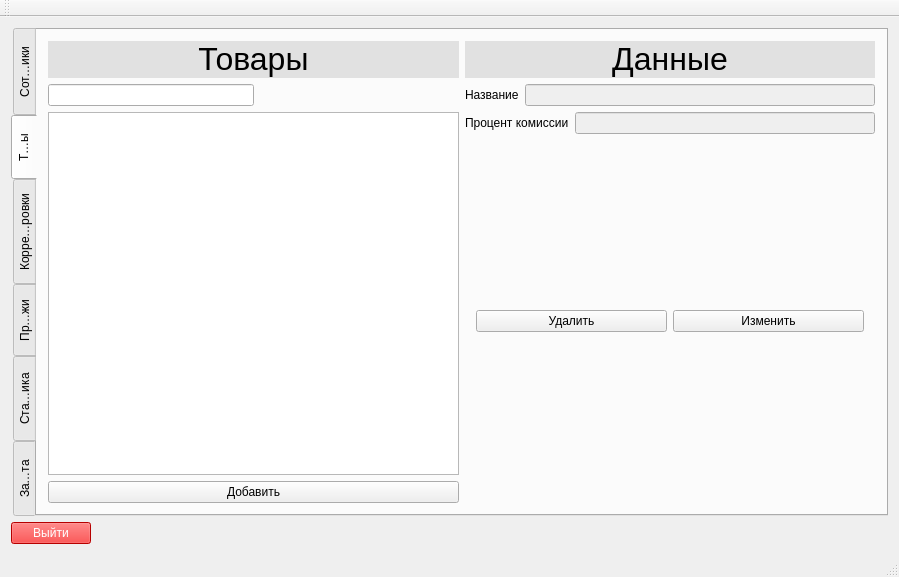
First picture: the form in iSalary/iSalary/mainwindow.ui, repository Polikarpova/iSalary, before the edit.
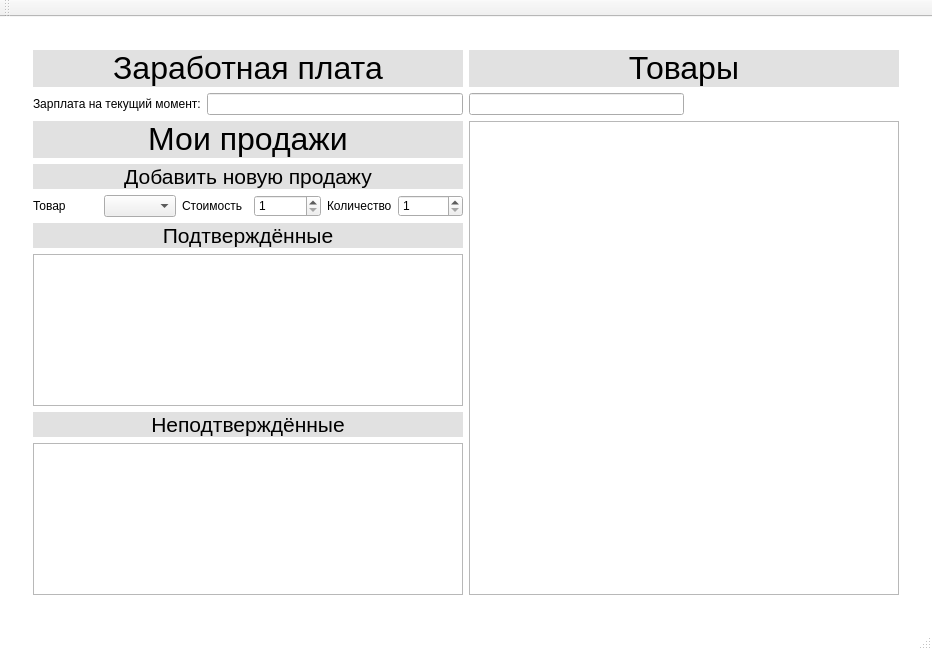
Second picture: the form after the edit. The open tabs and pages were chosen to show the change.

Commit message: add authenfication form & form for manager

```diff
--- a/iSalary/iSalary/mainwindow.ui
+++ b/iSalary/iSalary/mainwindow.ui
@@ -6,16 +6,170 @@
    <rect>
     <x>0</x>
     <y>0</y>
-    <width>899</width>
-    <height>567</height>
+    <width>932</width>
+    <height>650</height>
    </rect>
   </property>
   <property name="windowTitle">
    <string>MainWindow</string>
   </property>
+  <property name="styleSheet">
+   <string notr="true">QMainWindow {background-color: white}</string>
+  </property>
   <widget class="QWidget" name="centralWidget">
    <layout class="QVBoxLayout" name="verticalLayout_3">
     <item>
+     <widget class="QStackedWidget" name="stackedWidget_4">
+      <property name="currentIndex">
+       <number>1</number>
+      </property>
+      <widget class="QWidget" name="enter">
+       <layout class="QVBoxLayout" name="verticalLayout_8">
+        <item>
+         <layout class="QVBoxLayout" name="verticalLayout_7">
+          <item>
+           <spacer name="verticalSpacer_2">
+            <property name="orientation">
+             <enum>Qt::Vertical</enum>
+            </property>
+            <property name="sizeHint" stdset="0">
+             <size>
+              <width>20</width>
+              <height>40</height>
+             </size>
+            </property>
+           </spacer>
+          </item>
+          <item>
+           <widget class="QLabel" name="label_19">
+            <property name="styleSheet">
+             <string notr="true"/>
+            </property>
+            <property name="text">
+             <string>&lt;html&gt;&lt;head/&gt;&lt;body&gt;&lt;p align=&quot;center&quot;&gt;&lt;span style=&quot; font-size:24pt;&quot;&gt;Аутенфикация&lt;/span&gt;&lt;/p&gt;&lt;/body&gt;&lt;/html&gt;</string>
+            </property>
+           </widget>
+          </item>
+          <item>
+           <spacer name="verticalSpacer_3">
+            <property name="orientation">
+             <enum>Qt::Vertical</enum>
+            </property>
+            <property name="sizeType">
+             <enum>QSizePolicy::Minimum</enum>
+            </property>
+            <property name="sizeHint" stdset="0">
+             <size>
+              <width>20</width>
+              <height>40</height>
+             </size>
+            </property>
+           </spacer>
+          </item>
+          <item>
+           <layout class="QHBoxLayout" name="horizontalLayout_21">
+            <item>
+             <spacer name="horizontalSpacer_3">
+              <property name="orientation">
+               <enum>Qt::Horizontal</enum>
+              </property>
+              <property name="sizeHint" stdset="0">
+               <size>
+                <width>40</width>
+                <height>20</height>
+               </size>
+              </property>
+             </spacer>
+            </item>
+            <item>
+             <layout class="QGridLayout" name="gridLayout_3">
+              <item row="3" column="0">
+               <widget class="QLineEdit" name="passwordInput"/>
+              </item>
+              <item row="1" column="0">
+               <widget class="QLineEdit" name="loginInput"/>
+              </item>
+              <item row="0" column="0">
+               <widget class="QLabel" name="label_20">
+                <property name="text">
+                 <string>Логин</string>
+                </property>
+               </widget>
+              </item>
+              <item row="2" column="0">
+               <widget class="QLabel" name="label_21">
+                <property name="text">
+                 <string>Пароль</string>
+                </property>
+               </widget>
+              </item>
+              <item row="4" column="0">
+               <widget class="QLabel" name="errorLabel">
+                <property name="styleSheet">
+                 <string notr="true">QLabel {color: red}</string>
+                </property>
+                <property name="text">
+                 <string>errorText</string>
+                </property>
+               </widget>
+              </item>
+              <item row="5" column="0">
+               <widget class="QPushButton" name="enterButton">
+                <property name="text">
+                 <string>Войти</string>
+                </property>
+               </widget>
+              </item>
+             </layout>
+            </item>
+            <item>
+             <spacer name="horizontalSpacer_4">
+              <property name="orientation">
+               <enum>Qt::Horizontal</enum>
+              </property>
+              <property name="sizeType">
+               <enum>QSizePolicy::Expanding</enum>
+              </property>
+              <property name="sizeHint" stdset="0">
+               <size>
+                <width>40</width>
+                <height>20</height>
+               </size>
+              </property>
+             </spacer>
+            </item>
+           </layout>
+          </item>
+          <item>
+           <spacer name="verticalSpacer">
+            <property name="orientation">
+             <enum>Qt::Vertical</enum>
+            </property>
+            <property name="sizeType">
+             <enum>QSizePolicy::Preferred</enum>
+            </property>
+            <property name="sizeHint" stdset="0">
+             <size>
+              <width>20</width>
+              <height>218</height>
+             </size>
+            </property>
+           </spacer>
+          </item>
+         </layout>
+        </item>
+       </layout>
+      </widget>
+      <widget class="QWidget" name="main">
+       <layout class="QVBoxLayout" name="verticalLayout_6">
+        <item>
+         <widget class="QStackedWidget" name="stackedWidget_3">
+          <property name="currentIndex">
+           <number>1</number>
+          </property>
+          <widget class="QWidget" name="owner">
+           <layout class="QVBoxLayout" name="verticalLayout_5">
+            <item>
      <widget class="QTabWidget" name="tabWidget">
       <property name="tabPosition">
        <enum>QTabWidget::West</enum>
@@ -658,7 +812,17 @@
             </item>
            </layout>
           </item>
-          <item row="3" column="0">
+                  <item row="0" column="0">
+                   <widget class="QLabel" name="label_16">
+                    <property name="styleSheet">
+                     <string notr="true">QLabel { background-color: rgb(225, 225, 225) }</string>
+                    </property>
+                    <property name="text">
+                     <string>&lt;html&gt;&lt;head/&gt;&lt;body&gt;&lt;p align=&quot;center&quot;&gt;&lt;span style=&quot; font-size:24pt;&quot;&gt;Данные&lt;/span&gt;&lt;/p&gt;&lt;/body&gt;&lt;/html&gt;</string>
+                    </property>
+                   </widget>
+                  </item>
+                  <item row="9" column="0">
            <widget class="QStackedWidget" name="stackedWidget_2">
             <property name="currentIndex">
              <number>0</number>
@@ -701,6 +865,84 @@
             </widget>
            </widget>
           </item>
+                  <item row="3" column="0">
+                   <spacer name="verticalSpacer_4">
+                    <property name="orientation">
+                     <enum>Qt::Vertical</enum>
+                    </property>
+                    <property name="sizeHint" stdset="0">
+                     <size>
+                      <width>20</width>
+                      <height>40</height>
+                     </size>
+                    </property>
+                   </spacer>
+                  </item>
+                  <item row="5" column="0">
+                   <spacer name="verticalSpacer_6">
+                    <property name="orientation">
+                     <enum>Qt::Vertical</enum>
+                    </property>
+                    <property name="sizeHint" stdset="0">
+                     <size>
+                      <width>20</width>
+                      <height>40</height>
+                     </size>
+                    </property>
+                   </spacer>
+                  </item>
+                  <item row="4" column="0">
+                   <spacer name="verticalSpacer_5">
+                    <property name="orientation">
+                     <enum>Qt::Vertical</enum>
+                    </property>
+                    <property name="sizeHint" stdset="0">
+                     <size>
+                      <width>20</width>
+                      <height>40</height>
+                     </size>
+                    </property>
+                   </spacer>
+                  </item>
+                  <item row="8" column="0">
+                   <spacer name="verticalSpacer_10">
+                    <property name="orientation">
+                     <enum>Qt::Vertical</enum>
+                    </property>
+                    <property name="sizeHint" stdset="0">
+                     <size>
+                      <width>20</width>
+                      <height>40</height>
+                     </size>
+                    </property>
+                   </spacer>
+                  </item>
+                  <item row="7" column="0">
+                   <spacer name="verticalSpacer_9">
+                    <property name="orientation">
+                     <enum>Qt::Vertical</enum>
+                    </property>
+                    <property name="sizeHint" stdset="0">
+                     <size>
+                      <width>20</width>
+                      <height>40</height>
+                     </size>
+                    </property>
+                   </spacer>
+                  </item>
+                  <item row="6" column="0">
+                   <spacer name="verticalSpacer_7">
+                    <property name="orientation">
+                     <enum>Qt::Vertical</enum>
+                    </property>
+                    <property name="sizeHint" stdset="0">
+                     <size>
+                      <width>20</width>
+                      <height>40</height>
+                     </size>
+                    </property>
+                   </spacer>
+                  </item>
          </layout>
         </item>
        </layout>
@@ -771,6 +1013,197 @@
     </item>
    </layout>
   </widget>
+          <widget class="QWidget" name="manager">
+           <layout class="QHBoxLayout" name="horizontalLayout_24">
+            <item>
+             <layout class="QVBoxLayout" name="verticalLayout_10">
+              <item>
+               <widget class="QLabel" name="label_22">
+                <property name="styleSheet">
+                 <string notr="true">QLabel { background-color: rgb(225, 225, 225) }</string>
+                </property>
+                <property name="text">
+                 <string>&lt;html&gt;&lt;head/&gt;&lt;body&gt;&lt;p align=&quot;center&quot;&gt;&lt;span style=&quot; font-size:24pt;&quot;&gt;Заработная плата&lt;/span&gt;&lt;/p&gt;&lt;/body&gt;&lt;/html&gt;</string>
+                </property>
+               </widget>
+              </item>
+              <item>
+               <layout class="QHBoxLayout" name="horizontalLayout_23">
+                <item>
+                 <widget class="QLabel" name="label_24">
+                  <property name="text">
+                   <string>Зарплата на текущий момент:</string>
+                  </property>
+                 </widget>
+                </item>
+                <item>
+                 <widget class="QLineEdit" name="currentSalary">
+                  <property name="inputMask">
+                   <string/>
+                  </property>
+                  <property name="text">
+                   <string/>
+                  </property>
+                  <property name="clearButtonEnabled">
+                   <bool>false</bool>
+                  </property>
+                 </widget>
+                </item>
+               </layout>
+              </item>
+              <item>
+               <widget class="QLabel" name="label_25">
+                <property name="styleSheet">
+                 <string notr="true">QLabel { background-color: rgb(225, 225, 225) }</string>
+                </property>
+                <property name="text">
+                 <string>&lt;html&gt;&lt;head/&gt;&lt;body&gt;&lt;p align=&quot;center&quot;&gt;&lt;span style=&quot; font-size:24pt;&quot;&gt;Мои продажи&lt;/span&gt;&lt;/p&gt;&lt;/body&gt;&lt;/html&gt;</string>
+                </property>
+               </widget>
+              </item>
+              <item>
+               <widget class="QLabel" name="label_26">
+                <property name="styleSheet">
+                 <string notr="true">QLabel { background-color: rgb(225, 225, 225) }</string>
+                </property>
+                <property name="text">
+                 <string>&lt;html&gt;&lt;head/&gt;&lt;body&gt;&lt;p align=&quot;center&quot;&gt;&lt;span style=&quot; font-size:16pt;&quot;&gt;Добавить новую продажу&lt;/span&gt;&lt;/p&gt;&lt;/body&gt;&lt;/html&gt;</string>
+                </property>
+               </widget>
+              </item>
+              <item>
+               <layout class="QGridLayout" name="gridLayout_6">
+                <item row="0" column="0">
+                 <widget class="QLabel" name="label_27">
+                  <property name="text">
+                   <string>Товар</string>
+                  </property>
+                 </widget>
+                </item>
+                <item row="0" column="1">
+                 <widget class="QComboBox" name="productComboBox"/>
+                </item>
+                <item row="0" column="2">
+                 <widget class="QLabel" name="label_28">
+                  <property name="text">
+                   <string>Стоимость</string>
+                  </property>
+                 </widget>
+                </item>
+                <item row="0" column="3">
+                 <widget class="QSpinBox" name="priceInput">
+                  <property name="minimum">
+                   <number>1</number>
+                  </property>
+                  <property name="maximum">
+                   <number>99999999</number>
+                  </property>
+                 </widget>
+                </item>
+                <item row="0" column="4">
+                 <widget class="QLabel" name="label_29">
+                  <property name="text">
+                   <string>Количество</string>
+                  </property>
+                 </widget>
+                </item>
+                <item row="0" column="5">
+                 <widget class="QSpinBox" name="countInput">
+                  <property name="minimum">
+                   <number>1</number>
+                  </property>
+                  <property name="maximum">
+                   <number>999</number>
+                  </property>
+                 </widget>
+                </item>
+               </layout>
+              </item>
+              <item>
+               <widget class="QLabel" name="label_30">
+                <property name="styleSheet">
+                 <string notr="true">QLabel { background-color: rgb(225, 225, 225) }</string>
+                </property>
+                <property name="text">
+                 <string>&lt;html&gt;&lt;head/&gt;&lt;body&gt;&lt;p align=&quot;center&quot;&gt;&lt;span style=&quot; font-size:16pt;&quot;&gt;Подтверждённые&lt;/span&gt;&lt;/p&gt;&lt;/body&gt;&lt;/html&gt;</string>
+                </property>
+               </widget>
+              </item>
+              <item>
+               <widget class="QTableView" name="confirmedSale"/>
+              </item>
+              <item>
+               <widget class="QLabel" name="label_31">
+                <property name="styleSheet">
+                 <string notr="true">QLabel { background-color: rgb(225, 225, 225) }</string>
+                </property>
+                <property name="text">
+                 <string>&lt;html&gt;&lt;head/&gt;&lt;body&gt;&lt;p align=&quot;center&quot;&gt;&lt;span style=&quot; font-size:16pt;&quot;&gt; Неподтверждённые&lt;/span&gt;&lt;/p&gt;&lt;/body&gt;&lt;/html&gt;</string>
+                </property>
+               </widget>
+              </item>
+              <item>
+               <widget class="QTableView" name="unconfirmedSale"/>
+              </item>
+             </layout>
+            </item>
+            <item>
+             <layout class="QVBoxLayout" name="verticalLayout_9">
+              <item>
+               <widget class="QLabel" name="label_23">
+                <property name="styleSheet">
+                 <string notr="true">QLabel { background-color: rgb(225, 225, 225) }</string>
+                </property>
+                <property name="text">
+                 <string>&lt;html&gt;&lt;head/&gt;&lt;body&gt;&lt;p align=&quot;center&quot;&gt;&lt;span style=&quot; font-size:24pt;&quot;&gt;Товары&lt;/span&gt;&lt;/p&gt;&lt;/body&gt;&lt;/html&gt;</string>
+                </property>
+               </widget>
+              </item>
+              <item>
+               <layout class="QHBoxLayout" name="horizontalLayout_22">
+                <item>
+                 <widget class="QLineEdit" name="productSearch_2">
+                  <property name="inputMask">
+                   <string/>
+                  </property>
+                  <property name="text">
+                   <string/>
+                  </property>
+                  <property name="clearButtonEnabled">
+                   <bool>false</bool>
+                  </property>
+                 </widget>
+                </item>
+                <item>
+                 <spacer name="horizontalSpacer_5">
+                  <property name="orientation">
+                   <enum>Qt::Horizontal</enum>
+                  </property>
+                  <property name="sizeHint" stdset="0">
+                   <size>
+                    <width>40</width>
+                    <height>20</height>
+                   </size>
+                  </property>
+                 </spacer>
+                </item>
+               </layout>
+              </item>
+              <item>
+               <widget class="QTableView" name="productTable_2"/>
+              </item>
+             </layout>
+            </item>
+           </layout>
+          </widget>
+         </widget>
+        </item>
+       </layout>
+      </widget>
+     </widget>
+    </item>
+   </layout>
+  </widget>
   <widget class="QMenuBar" name="menuBar">
    <property name="geometry">
     <rect>
@@ -786,7 +1219,7 @@
     <enum>TopToolBarArea</enum>
    </attribute>
    <attribute name="toolBarBreak">
-    <bool>false</bool>
+    <bool>true</bool>
    </attribute>
   </widget>
   <widget class="QStatusBar" name="statusBar"/>
```
Left out of the diff: 260 changed lines with no effect on the pictures. Lines whose indentation alone changed are shown as unchanged.
